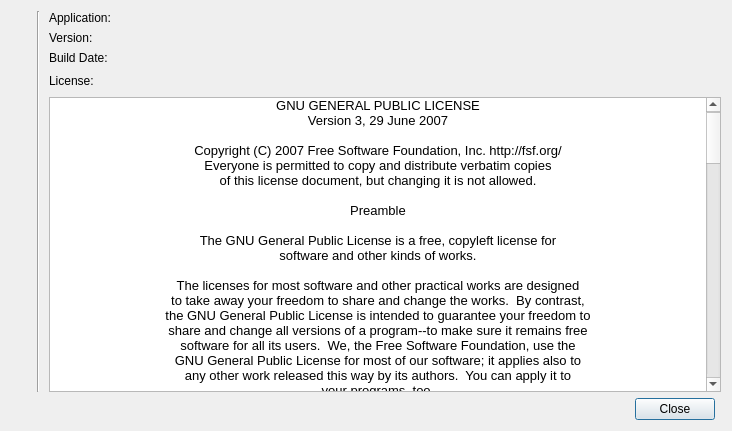
Old version of the form Main/ui/AboutDialog.ui in the repository Antidote/SakuraSuite.
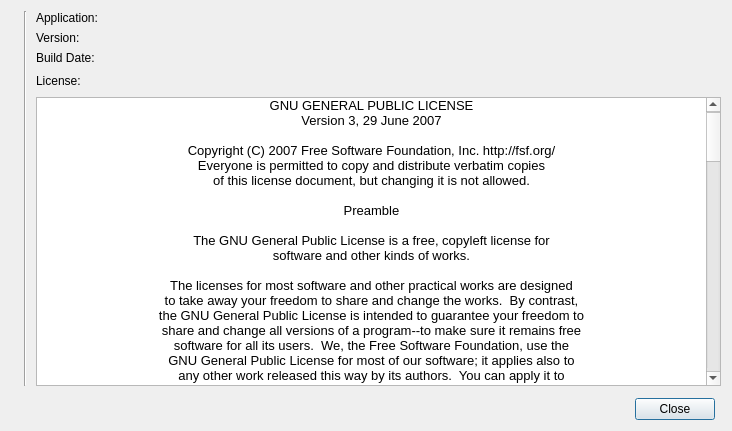
New version of the form. Icons and pictures are not drawn.

Commit message: * [Main] Reworked Preferences dialog * [Main] Changed Application icon * [PluginFramework] Added new class PluginSettingsDialog * [SpriteEditorPlugin] Started preliminary work * [SkywardSwordPlugin] Reworked Preferences Dialog

Patch:
```diff
--- a/Main/ui/AboutDialog.ui
+++ b/Main/ui/AboutDialog.ui
@@ -23,100 +23,34 @@
    <bool>true</bool>
   </property>
   <layout class="QGridLayout" name="gridLayout">
-   <item row="3" column="5">
-    <widget class="QLabel" name="label_5">
-     <property name="sizePolicy">
-      <sizepolicy hsizetype="Fixed" vsizetype="Fixed">
-       <horstretch>0</horstretch>
-       <verstretch>0</verstretch>
-      </sizepolicy>
-     </property>
-     <property name="text">
-      <string>&lt;a href=&quot;http://wiiking2.com/forums/donate.php&quot;&gt;&lt;img src=&quot;:/about/donate.gif&quot;/&gt;&lt;/a&gt;</string>
-     </property>
-     <property name="alignment">
-      <set>Qt::AlignCenter</set>
-     </property>
-     <property name="openExternalLinks">
-      <bool>true</bool>
-     </property>
-    </widget>
-   </item>
-   <item row="3" column="4">
-    <spacer name="horizontalSpacer">
-     <property name="orientation">
-      <enum>Qt::Horizontal</enum>
-     </property>
-     <property name="sizeHint" stdset="0">
-      <size>
-       <width>40</width>
-       <height>20</height>
-      </size>
-     </property>
-    </spacer>
-   </item>
-   <item row="0" column="0" rowspan="3">
-    <widget class="QLabel" name="label">
-     <property name="maximumSize">
-      <size>
-       <width>64</width>
-       <height>16777215</height>
-      </size>
-     </property>
-     <property name="pixmap">
-      <pixmap resource="../resources/resources.qrc">:/about/Bomb64x64.png</pixmap>
-     </property>
-    </widget>
-   </item>
-   <item row="0" column="1" rowspan="5" colspan="2">
-    <widget class="Line" name="line">
-     <property name="orientation">
-      <enum>Qt::Vertical</enum>
-     </property>
-    </widget>
-   </item>
-   <item row="0" column="3">
-    <widget class="QLabel" name="label_2">
-     <property name="text">
-      <string>Application: </string>
-     </property>
-    </widget>
-   </item>
-   <item row="1" column="3">
-    <widget class="QLabel" name="label_3">
-     <property name="text">
-      <string>Version:</string>
-     </property>
-    </widget>
-   </item>
-   <item row="2" column="3">
+   <item row="2" column="4">
     <widget class="QLabel" name="label_4">
      <property name="text">
       <string>Build Date:</string>
      </property>
     </widget>
    </item>
-   <item row="3" column="0" rowspan="2">
-    <spacer name="verticalSpacer">
+   <item row="1" column="4">
+    <widget class="QLabel" name="label_3">
+     <property name="text">
+      <string>Version:</string>
+     </property>
+    </widget>
+   </item>
+   <item row="3" column="7">
+    <spacer name="horizontalSpacer_2">
      <property name="orientation">
-      <enum>Qt::Vertical</enum>
+      <enum>Qt::Horizontal</enum>
      </property>
      <property name="sizeHint" stdset="0">
       <size>
-       <width>20</width>
-       <height>40</height>
+       <width>40</width>
+       <height>20</height>
       </size>
      </property>
     </spacer>
    </item>
-   <item row="3" column="3">
-    <widget class="QLabel" name="label_8">
-     <property name="text">
-      <string>License:</string>
-     </property>
-    </widget>
-   </item>
-   <item row="4" column="3" colspan="5">
+   <item row="4" column="4" colspan="5">
     <widget class="QTextEdit" name="textEdit">
      <property name="lineWrapMode">
       <enum>QTextEdit::NoWrap</enum>
@@ -253,41 +187,14 @@
      </property>
     </widget>
    </item>
-   <item row="3" column="6">
-    <spacer name="horizontalSpacer_2">
-     <property name="orientation">
-      <enum>Qt::Horizontal</enum>
-     </property>
-     <property name="sizeHint" stdset="0">
-      <size>
-       <width>40</width>
-       <height>20</height>
-      </size>
-     </property>
-    </spacer>
-   </item>
-   <item row="1" column="4" colspan="3">
+   <item row="1" column="5" colspan="3">
     <widget class="QLabel" name="applicationVersionLbl">
      <property name="text">
       <string notr="true"/>
      </property>
     </widget>
    </item>
-   <item row="2" column="4" colspan="3">
-    <widget class="QLabel" name="buildDateLbl">
-     <property name="text">
-      <string notr="true"/>
-     </property>
-    </widget>
-   </item>
-   <item row="0" column="4" colspan="3">
-    <widget class="QLabel" name="applicationNameLbl">
-     <property name="text">
-      <string notr="true"/>
-     </property>
-    </widget>
-   </item>
-   <item row="5" column="2" colspan="5">
+   <item row="6" column="3" colspan="5">
     <widget class="QDialogButtonBox" name="buttonBox">
      <property name="sizePolicy">
       <sizepolicy hsizetype="Ignored" vsizetype="Fixed">
@@ -306,6 +213,111 @@
      </property>
     </widget>
    </item>
+   <item row="0" column="4">
+    <widget class="QLabel" name="label_2">
+     <property name="sizePolicy">
+      <sizepolicy hsizetype="Preferred" vsizetype="Fixed">
+       <horstretch>0</horstretch>
+       <verstretch>0</verstretch>
+      </sizepolicy>
+     </property>
+     <property name="text">
+      <string>Application: </string>
+     </property>
+    </widget>
+   </item>
+   <item row="2" column="5" colspan="3">
+    <widget class="QLabel" name="buildDateLbl">
+     <property name="text">
+      <string notr="true"/>
+     </property>
+    </widget>
+   </item>
+   <item row="3" column="5">
+    <spacer name="horizontalSpacer">
+     <property name="orientation">
+      <enum>Qt::Horizontal</enum>
+     </property>
+     <property name="sizeHint" stdset="0">
+      <size>
+       <width>40</width>
+       <height>20</height>
+      </size>
+     </property>
+    </spacer>
+   </item>
+   <item row="0" column="2" rowspan="5" colspan="2">
+    <widget class="Line" name="line">
+     <property name="orientation">
+      <enum>Qt::Vertical</enum>
+     </property>
+    </widget>
+   </item>
+   <item row="3" column="6">
+    <widget class="QLabel" name="label_5">
+     <property name="sizePolicy">
+      <sizepolicy hsizetype="Fixed" vsizetype="Fixed">
+       <horstretch>0</horstretch>
+       <verstretch>0</verstretch>
+      </sizepolicy>
+     </property>
+     <property name="text">
+      <string>&lt;a href=&quot;http://wiiking2.com/forums/donate.php&quot;&gt;&lt;img src=&quot;:/about/donate.gif&quot;/&gt;&lt;/a&gt;</string>
+     </property>
+     <property name="alignment">
+      <set>Qt::AlignCenter</set>
+     </property>
+     <property name="openExternalLinks">
+      <bool>true</bool>
+     </property>
+    </widget>
+   </item>
+   <item row="0" column="5" colspan="3">
+    <widget class="QLabel" name="applicationNameLbl">
+     <property name="sizePolicy">
+      <sizepolicy hsizetype="Preferred" vsizetype="Fixed">
+       <horstretch>0</horstretch>
+       <verstretch>0</verstretch>
+      </sizepolicy>
+     </property>
+     <property name="text">
+      <string notr="true"/>
+     </property>
+    </widget>
+   </item>
+   <item row="3" column="4">
+    <widget class="QLabel" name="label_8">
+     <property name="text">
+      <string>License:</string>
+     </property>
+    </widget>
+   </item>
+   <item row="4" column="0" rowspan="2">
+    <spacer name="verticalSpacer">
+     <property name="orientation">
+      <enum>Qt::Vertical</enum>
+     </property>
+     <property name="sizeHint" stdset="0">
+      <size>
+       <width>0</width>
+       <height>0</height>
+      </size>
+     </property>
+    </spacer>
+   </item>
+   <item row="0" column="0" rowspan="4">
+    <widget class="QLabel" name="label">
+     <property name="sizePolicy">
+      <sizepolicy hsizetype="Fixed" vsizetype="Fixed">
+       <horstretch>0</horstretch>
+       <verstretch>0</verstretch>
+      </sizepolicy>
+     </property>
+     <property name="pixmap">
+      <pixmap resource="../resources/resources.qrc">:/about/SakuraSuite64x64.png</pixmap>
+     </property>
+    </widget>
+   </item>
   </layout>
  </widget>
  <resources>
```
The commit also changes 52 other files.
